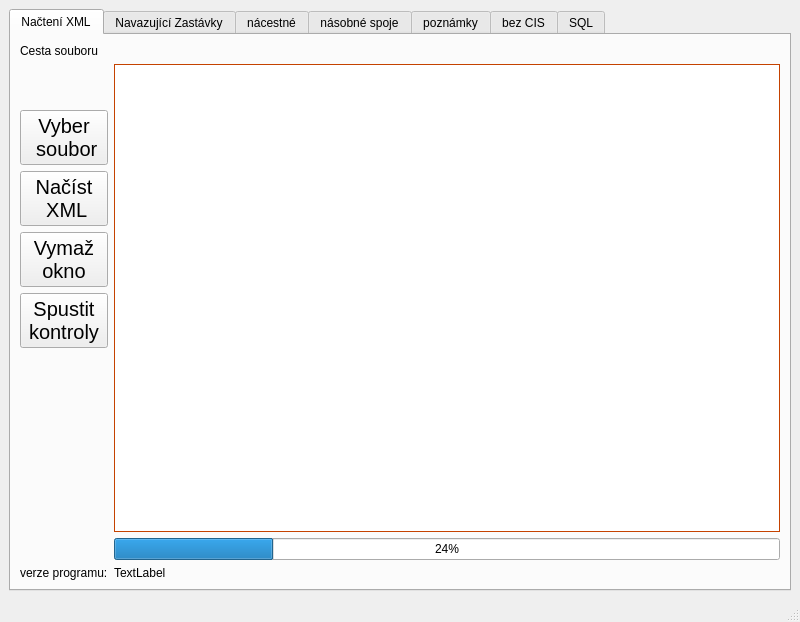
frutabruta/RopidXmlTools, file mainwindow.ui: the form before one commit.
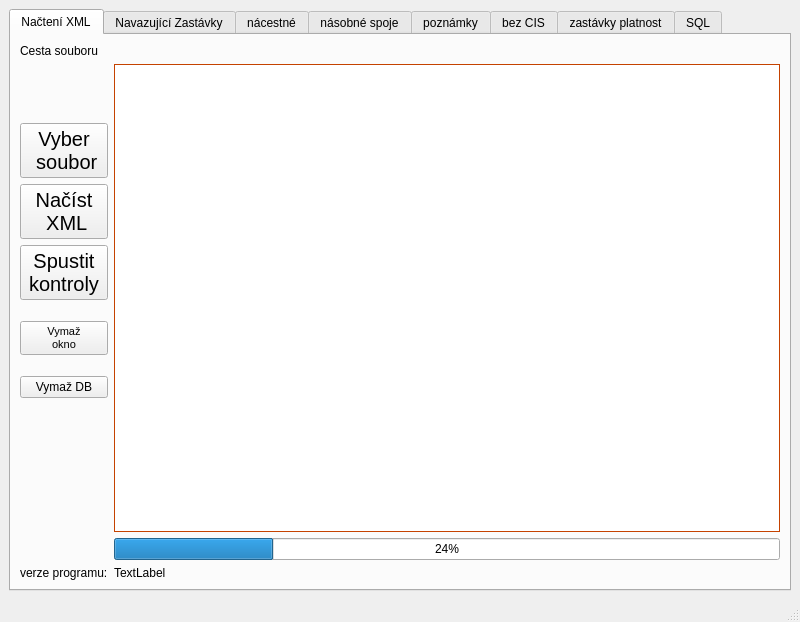
The form after the commit. The open tabs and pages were chosen to show the change.

Commit message: - výstup debug výstup při spuštění z příkazového řádku - zámek tlačítek při importu - kontrola neznámých tagů - kontrola změny platnosti zastávek - oprava výpisu zastávek bez CIS čísla

```diff
--- a/mainwindow.ui
+++ b/mainwindow.ui
@@ -7,7 +7,7 @@
     <x>0</x>
     <y>0</y>
     <width>800</width>
-    <height>600</height>
+    <height>619</height>
    </rect>
   </property>
   <property name="windowTitle">
@@ -66,19 +66,6 @@
             </property>
            </widget>
           </item>
-          <item>
-           <widget class="QPushButton" name="pushButton_clear">
-            <property name="font">
-             <font>
-              <pointsize>15</pointsize>
-             </font>
-            </property>
-            <property name="text">
-             <string>Vymaž
-okno</string>
-            </property>
-           </widget>
-          </item>
           <item>
            <widget class="QPushButton" name="pushButton_vsechnyTesty">
             <property name="font">
@@ -201,6 +188,30 @@
           </property>
          </widget>
         </item>
+        <item row="3" column="0" rowspan="2">
+         <layout class="QVBoxLayout" name="verticalLayout_3">
+          <item>
+           <widget class="QPushButton" name="pushButton_clear">
+            <property name="font">
+             <font>
+              <pointsize>8</pointsize>
+             </font>
+            </property>
+            <property name="text">
+             <string>Vymaž
+okno</string>
+            </property>
+           </widget>
+          </item>
+          <item>
+           <widget class="QPushButton" name="pushButton_vymazDB">
+            <property name="text">
+             <string>Vymaž DB</string>
+            </property>
+           </widget>
+          </item>
+         </layout>
+        </item>
        </layout>
       </widget>
       <widget class="QWidget" name="tab_zastNavazSpoj">
@@ -327,6 +338,30 @@
         </item>
        </layout>
       </widget>
+      <widget class="QWidget" name="tab_2">
+       <attribute name="title">
+        <string>zastávky platnost</string>
+       </attribute>
+       <layout class="QGridLayout" name="gridLayout_11">
+        <item row="0" column="0">
+         <widget class="QLabel" name="label_8">
+          <property name="text">
+           <string>Vypíše zastávky, u kterých dochází ke změně kalendáře jízd</string>
+          </property>
+         </widget>
+        </item>
+        <item row="1" column="0">
+         <widget class="QTableView" name="tableView_zastPlatnost"/>
+        </item>
+        <item row="2" column="0">
+         <widget class="QPushButton" name="pushButton_zastPlatnost">
+          <property name="text">
+           <string>Spustit</string>
+          </property>
+         </widget>
+        </item>
+       </layout>
+      </widget>
       <widget class="QWidget" name="tab_Sql">
        <attribute name="title">
         <string>SQL</string>
```
Left out of the diff: 2 changed lines with no effect on the pictures. The commit also changes 5 other files.
